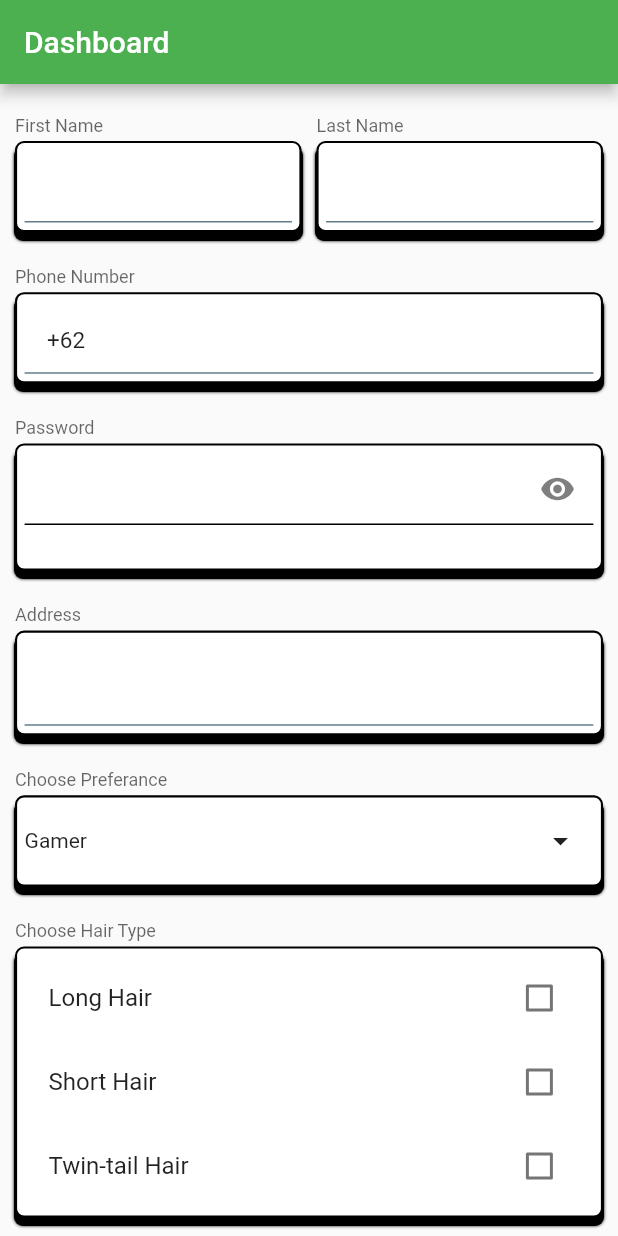
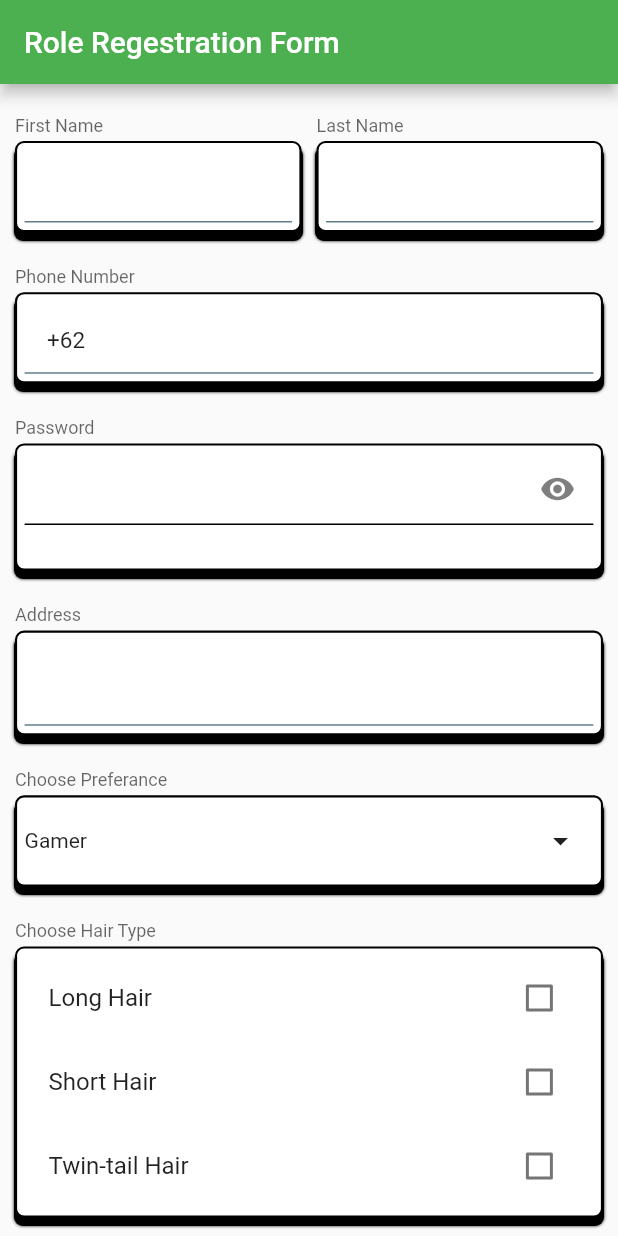
Before and after one commit to manofi21/reusable_widget_practice, a Flutter app: the screen it shows after launch, on a phone screen of 412 x 824 dp. Run offline on Flutter 3.47's test engine with Material 2 defaults, Android fonts, the phone set to English and light mode, and no system bars; our stand-ins replace dio, file_picker, image_picker; network calls fail.

Commit message:
impl dashboard view

```diff
--- a/lib/module/dashboard/view/dashboard_view.dart
+++ b/lib/module/dashboard/view/dashboard_view.dart
@@ -5,12 +5,19 @@
 import 'package:flutter/material.dart';
 import 'package:form_tutorial/core.dart';
 import 'package:form_tutorial/module/dashboard/widget/row_space_evenly_widget.dart';
+import 'package:form_tutorial/module/dashboard/widget/two_button_inside_a_widget.dart';
 import 'package:form_tutorial/reusable_ui_kit/entities/reu_checkbox_model.dart';
 import 'package:form_tutorial/reusable_ui_kit/entities/reu_dropdown_model.dart';
 import 'package:form_tutorial/reusable_ui_kit/entities/reu_radiobutton_model.dart';
+import 'package:form_tutorial/reusable_ui_kit/main_resuable_ui_kit_button/reu_ui_kit_button_danger.dart';
+import 'package:form_tutorial/reusable_ui_kit/main_resuable_ui_kit_button/reu_ui_kit_button_disable.dart';
+import 'package:form_tutorial/reusable_ui_kit/main_resuable_ui_kit_button/reu_ui_kit_button_success.dart';
+import 'package:form_tutorial/reusable_ui_kit/main_resuable_ui_kit_button/reu_ui_kit_button_warning.dart';
 import 'package:form_tutorial/reusable_ui_kit/main_reusable_ui_kit/reu_ui_kit_field_checkbox.dart';
 import 'package:form_tutorial/reusable_ui_kit/main_reusable_ui_kit/reu_ui_kit_field_dropdown.dart';
 import 'package:form_tutorial/reusable_ui_kit/main_reusable_ui_kit/reu_ui_kit_field_radiobutton.dart';
+
+import '../../image_picker_field/view/image_picker_field_widget.dart';
 
 class DashboardView extends StatefulWidget {
   const DashboardView({Key? key}) : super(key: key);
@@ -20,8 +27,7 @@ class DashboardView extends StatefulWidget {
 
     return Scaffold(
       appBar: AppBar(
-        title: const Text("Dashboard"),
-        actions: const [],
+        title: const Text("Role Regestration Form"),
       ),
       body: SingleChildScrollView(
         child: Form(
@@ -91,9 +97,47 @@ class DashboardView extends StatefulWidget {
                   onChanged: (selectedValue) {},
                   useShadowBox: true,
                 ),
-                ImagePickerFieldView(
-                  labelText: "Add Image",
-                  onChanged: (value) {},
+                ImagePickerFieldWidget(
+                  imagePickerTextController: controller.imagePickerTextController,
+                  isLoading: controller.isLoading,
+                  listMultipleImage: controller.listImg,
+                  labelText: "Add Your Referance/Image Here",
+                  onPressed: controller.onPressedImagePicker,
+                  footWidget: [
+                    Padding(
+                      padding: const EdgeInsets.symmetric(vertical: 10),
+                      child: TwoButtonInsideAWidget(
+                        isSaved: controller.listImg.isNotEmpty,
+                        firstWidget: const ReuUiKitButtonDisable(
+                          sizeButton: Size(60, 30),
+                          textLabel: "Image Empty",
+                          fontSize: 13,
+                          onPressed: null,
+                        ),
+                        secondWidget: ReuUiKitButtonWarning(
+                          sizeButton: const Size(60, 30),
+                          fontSize: 13,
+                          onPressed: controller.clearListImg,
+                          textLabel: "Clear Images",
+                        ),
+                      ),
+                    )
+                  ],
+                ),
+                TwoButtonInsideAWidget(
+                  isSaved: controller.isAlreadySave,
+                  firstWidget: ReuUiKitButtonSuccess(
+                    textLabel: "Save",
+                    onPressed: () {
+                      controller.isAlreadySave = true;
+                    },
+                  ),
+                  secondWidget: ReuUiKitButtonDanger(
+                    textLabel: "Clear",
+                    onPressed: () {
+                      controller.isAlreadySave = false;
+                    },
+                  ),
                 )
               ],
             ),
@@ -106,3 +150,34 @@ class DashboardView extends StatefulWidget {
   @override
   State<DashboardView> createState() => DashboardController();
 }
+
+/*
+                ImagePickerFieldView(
+                  labelText: "Add Your Referance/Image Here",
+                  onChanged: (value) {},
+                  isUseList: true,
+                  listImages: controller.listImg,
+                  footWidget: [
+                    Padding(
+                      padding: const EdgeInsets.symmetric(vertical: 10),
+                      child: TwoButtonInsideAWidget(
+                        isSaved: controller.listImg.isNotEmpty,
+                        firstWidget: const ReuUiKitButtonDisable(
+                          sizeButton: Size(60, 30),
+                          textLabel: "Image Empty",
+                          fontSize: 13,
+                          onPressed: null,
+                        ),
+                        secondWidget: ReuUiKitButtonWarning(
+                          sizeButton: const Size(60, 30),
+                          fontSize: 13,
+                          onPressed: () {
+                            controller.listImg.clear();
+                          },
+                          textLabel: "Clear Images",
+                        ),
+                      ),
+                    )
+                  ],
+                ),
+*/
--- a/lib/module/image_picker_field/view/image_picker_field_view.dart
+++ b/lib/module/image_picker_field/view/image_picker_field_view.dart
@@ -8,11 +8,13 @@ class ImagePickerFieldView extends StatefulWidget {
   final String? Function(String?)? validator;
   final void Function(String) onChanged;
   final String labelText;
+  final List<Widget> footWidget;
   const ImagePickerFieldView({
     Key? key,
     this.validator,
     required this.onChanged,
     this.labelText = "",
+    this.footWidget = const [],
   }) : super(key: key);
 
   Widget build(context, ImagePickerFieldController controller) {
@@ -33,6 +35,10 @@ class ImagePickerFieldView extends StatefulWidget {
         const SizedBox(height: 10),
         MyStaggeredGridview(
           listUint8List: controller.listMultipleImage,
+        ),
+        Row(
+          mainAxisAlignment: MainAxisAlignment.start,
+          children: footWidget,
         )
       ],
     );
```
